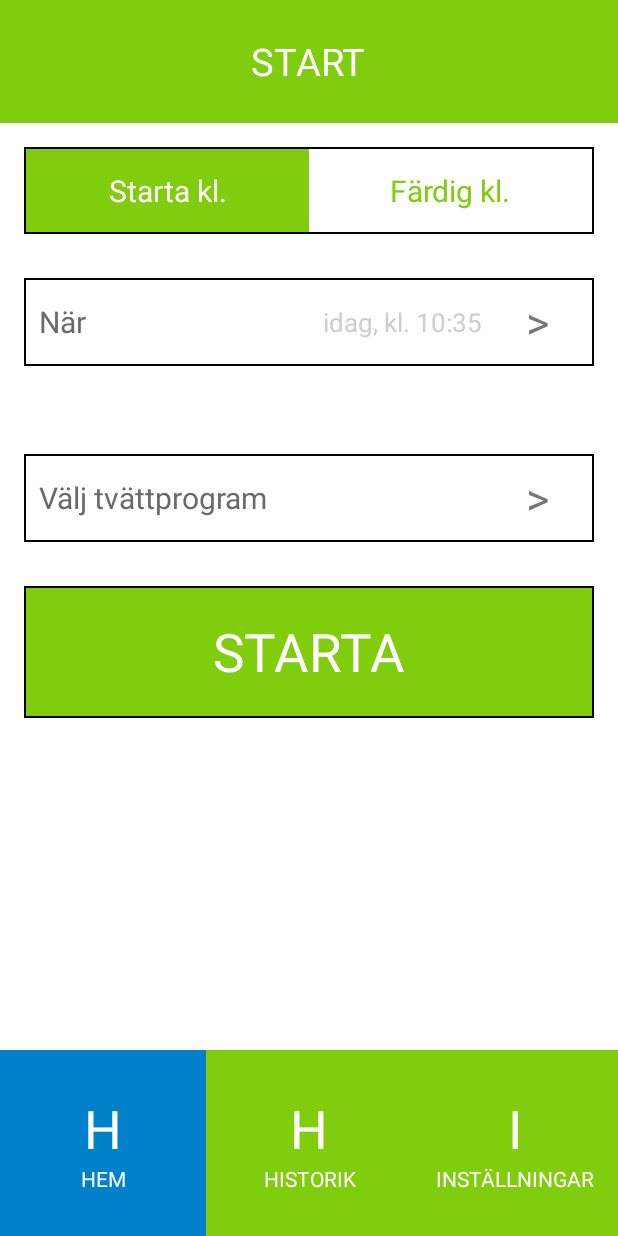
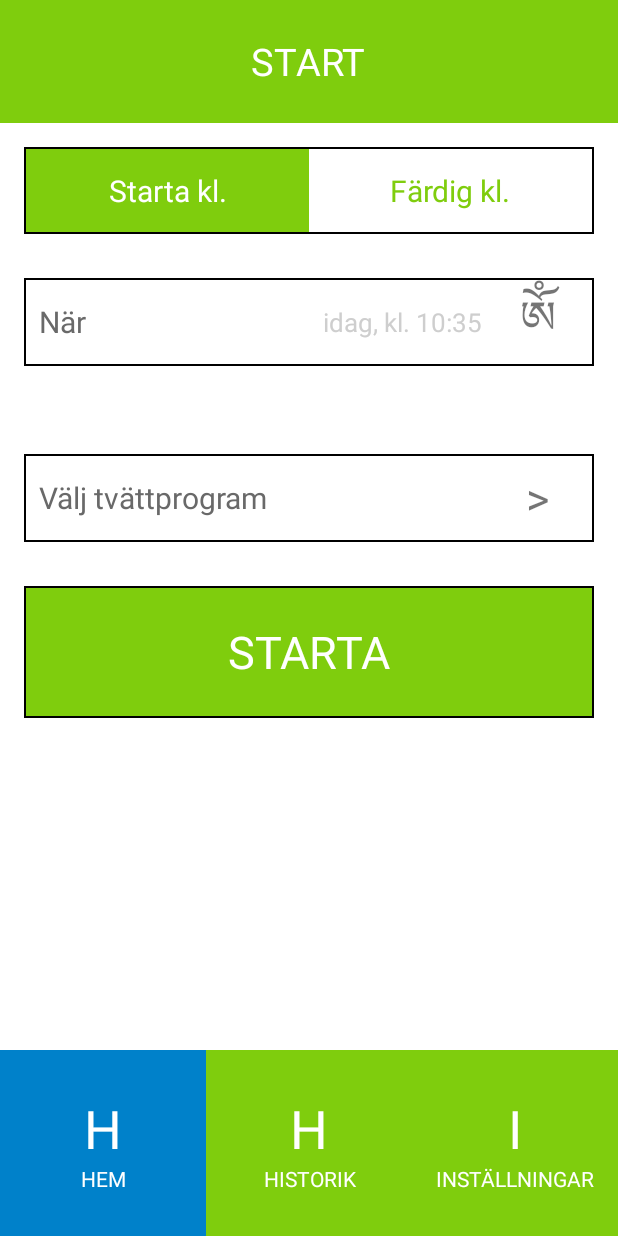
Before and after one commit to e-karlsson/SmartWasher, an Android app: the screen it shows after launch (MainActivity), after a tap on "SCHEMALÄGG", on a phone screen of 412 x 824 dp. Run offline under Robolectric (Android 15) with nearby library versions, the phone set to English and light mode, and no system bars.

Commit message:
Love branch v 1.8.2

```diff
--- /dev/null
+++ b/app/src/main/java/extra/FontCache.java
@@ -0,0 +1,44 @@
+package extra;
+
+/**
+ * Created by xxottosl on 2015-04-15.
+ */
+import java.util.Hashtable;
+
+import android.content.Context;
+import android.graphics.Typeface;
+import android.util.Log;
+import android.widget.TextView;
+
+public class FontCache {
+
+    private static Hashtable<String, Typeface> fontCache = new Hashtable<String, Typeface>();
+
+    public static Typeface get(String name, Context context) {
+        Typeface tf = fontCache.get(name);
+        if(tf == null) {
+            try {
+                tf = Typeface.createFromAsset(context.getAssets(), name);
+            }
+            catch (Exception e) {
+                Log.d("fontError", e.getMessage());
+                return null;
+            }
+            fontCache.put(name, tf);
+        }
+        return tf;
+    }
+
+    public static void setCustomFont(TextView textview, String font, Context context) {
+        if(font == null) {
+            return;
+        }
+        Typeface tf = FontCache.get(font, context);
+        if(tf != null) {
+            textview.setTypeface(tf);
+        }else{
+            Log.d("FONT "+font+" is ","NULL");
+        }
+    }
+
+}
--- a/app/src/main/java/fragments/HomeSleepFragment.java
+++ b/app/src/main/java/fragments/HomeSleepFragment.java
@@ -43,6 +43,8 @@ public class HomeSleepFragment extends BaseFragment {
             @Override
             public void onClick(View v) {
                 startNow();
+
+
             }
         });
     }
@@ -74,6 +76,8 @@ public class HomeSleepFragment extends BaseFragment {
                     }
                 });
 
+                MyViewPager.getInstance().setCurrentItem(MyViewPager.HOME_WASHING, false);
+
             }
         });
 
@@ -85,6 +89,7 @@ public class HomeSleepFragment extends BaseFragment {
         });
 
         wpd.show();
+        wpd.setRightButton("Starta");
     }
 
 
--- a/app/src/main/java/fragments/StartFragment.java
+++ b/app/src/main/java/fragments/StartFragment.java
@@ -18,6 +18,7 @@ import java.util.Calendar;
 import dialogs.CustomDialog;
 import dialogs.WasherProgramDialog;
 import dialogs.WasherTimeDialog;
+import extra.FontCache;
 import extra.Storage;
 import model.StartStatus;
 import sdk.CallBack;
@@ -51,6 +52,9 @@ public class StartFragment extends BaseFragment {
 
     @Override
     protected void init(View view) {
+        TextView startTimeFa = (TextView) view.findViewById(R.id.tv_start_time_fa);
+        FontCache.setCustomFont(startTimeFa, getResources().getString(R.string.fa), getActivity());
+        startTimeFa.setText("\u0f00");
         topStartBar = NavigationBar.greenWhiteToggle(view);
         extraParams = (LinearLayout) view.findViewById(R.id.ll_extra_params);
         startButton = (LinearLayout) view.findViewById(R.id.ll_start_start_button);
@@ -140,8 +144,10 @@ public class StartFragment extends BaseFragment {
 
         dayIndex = 0;
         hourIndex = rightNow.get(Calendar.HOUR_OF_DAY);
-        minIndex = rightNow.get(Calendar.MINUTE);
-        startTimeDescription.setText("idag, kl. "+rightNow.get(Calendar.HOUR_OF_DAY)+":"+rightNow.get(Calendar.MINUTE));
+        minIndex = rightNow.get(Calendar.MINUTE)/5;
+        String min = tempMin+"";
+        if(tempMin < 10) min = "0"+min;
+        startTimeDescription.setText("idag, kl. "+rightNow.get(Calendar.HOUR_OF_DAY)+":"+min);
 
 
         time = currentTime;
--- a/app/src/main/res/layout/layout_home_content.xml
+++ b/app/src/main/res/layout/layout_home_content.xml
@@ -54,7 +54,9 @@
             android:layout_height="0dp"
             android:layout_weight="50"
             android:gravity="center"
-        android:weightSum="10">
+        android:weightSum="10"
+        android:paddingLeft="30dp"
+        android:paddingRight="30dp">
 
         <LinearLayout
             android:orientation="vertical"
--- a/app/src/main/res/layout/layout_start_content.xml
+++ b/app/src/main/res/layout/layout_start_content.xml
@@ -108,10 +108,10 @@
         <TextView
             android:layout_width="0dp"
             android:layout_height="match_parent"
-            android:text=">"
+            android:text="@string/forward_arrow"
             android:layout_weight="2"
             android:gravity="center"
-            android:id="@+id/tv_start_time_font_awesome"
+            android:id="@+id/tv_start_time_fa"
             android:textSize="@dimen/forward_arrow" />
     </LinearLayout>
 
--- a/app/src/main/res/values/dimens.xml
+++ b/app/src/main/res/values/dimens.xml
@@ -12,7 +12,7 @@
     <dimen name="padding_left">10dp</dimen>
     <dimen name="history_current_value">30dp</dimen>
     <dimen name="wash_program_choices">25dp</dimen>
-    <dimen name="button_text_size">35dp</dimen>
+    <dimen name="button_text_size">30dp</dimen>
     <dimen name="start_detail_information">25dp</dimen>
     <dimen name="start_detail_icon">30dp</dimen>
     <dimen name="start_detail_description">15dp</dimen>
--- a/app/src/main/res/values/strings.xml
+++ b/app/src/main/res/values/strings.xml
@@ -3,4 +3,8 @@
 
     <string name="hello_world">Hello world!</string>
     <string name="action_settings">Settings</string>
+
+    <string name="fa">fontawesome-webfont.ttf</string>
+
+    <string name="forward_arrow">\uf054</string>
 </resources>
```
Also changed, not shown: app/src/main/java/dialogs/WasherProgramDialog.java (+8 -0 lines), app/src/main/assets/fonts/fontawesome-webfont.ttf (added).
